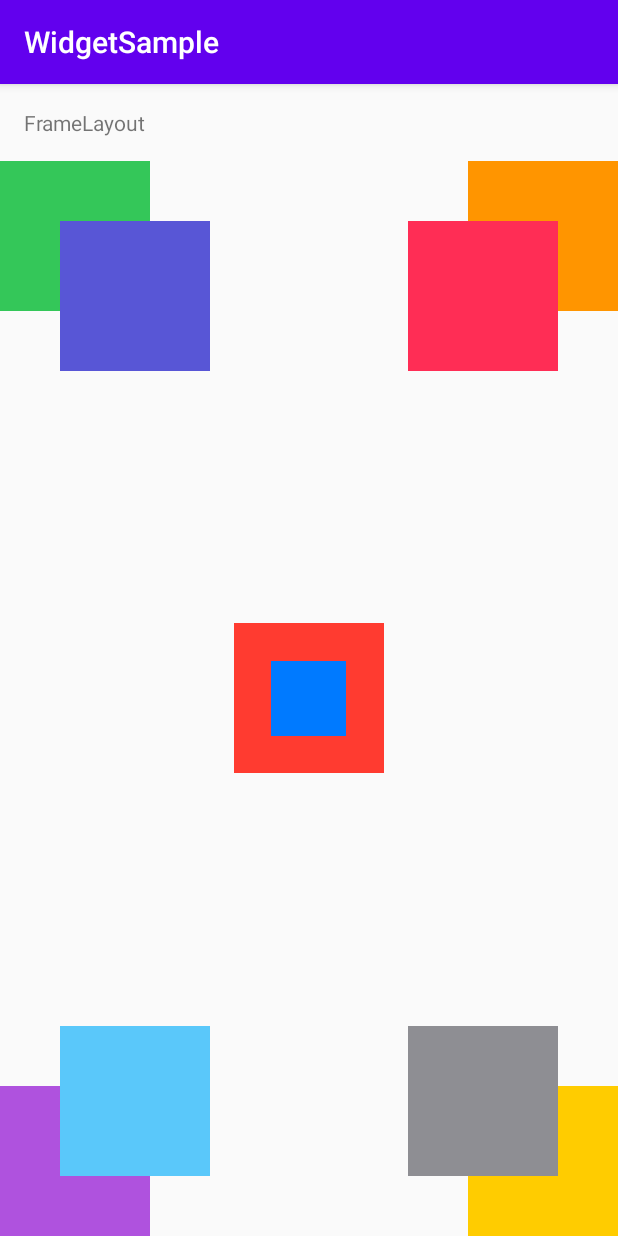
After one commit to adventam10/WidgetSample, an Android app: the FrameLayoutActivity screen opened directly, with no data from a screen before it, on a phone screen of 412 x 824 dp. The commit adds this screen. Run offline under Robolectric (Android 15) with nearby library versions, the phone set to English and light mode, and no system bars.

Commit message:
Add FrameLayout

```diff
--- a/WidgetSample/app/src/main/AndroidManifest.xml
+++ b/WidgetSample/app/src/main/AndroidManifest.xml
@@ -11,7 +11,8 @@
         android:roundIcon="@mipmap/ic_launcher_round"
         android:supportsRtl="true"
         android:theme="@style/AppTheme">
-        <activity android:name=".RelativeLayoutActivity"></activity>
+        <activity android:name=".FrameLayoutActivity"></activity>
+        <activity android:name=".RelativeLayoutActivity" />
         <activity android:name=".LinearLayoutActivity" />
         <activity android:name=".GridViewActivity" />
         <activity android:name=".ViewPagerActivity" />
--- /dev/null
+++ b/WidgetSample/app/src/main/java/com/example/widgetsample/FrameLayoutActivity.kt
@@ -0,0 +1,12 @@
+package com.example.widgetsample
+
+import androidx.appcompat.app.AppCompatActivity
+import android.os.Bundle
+
+class FrameLayoutActivity : AppCompatActivity() {
+
+    override fun onCreate(savedInstanceState: Bundle?) {
+        super.onCreate(savedInstanceState)
+        setContentView(R.layout.activity_frame_layout)
+    }
+}
--- a/WidgetSample/app/src/main/java/com/example/widgetsample/MainActivity.kt
+++ b/WidgetSample/app/src/main/java/com/example/widgetsample/MainActivity.kt
@@ -19,7 +19,7 @@ class MainActivity : AppCompatActivity() {
         val listView = findViewById<ListView>(R.id.list)
         val list = listOf("Texts", "EditTexts", "Buttons", "WebView", "VideoView", "CalendarView",
             "Widgets", "ContainerSpecialTags", "Containers", "RecyclerView", "ViewPager", "GridView",
-            "LinearLayout", "RelativeLayout")
+            "LinearLayout", "RelativeLayout", "FrameLayout")
         val adapter = ArrayAdapter(this, android.R.layout.simple_list_item_1, list)
         listView.adapter = adapter
 
@@ -40,6 +40,7 @@ class MainActivity : AppCompatActivity() {
                 Menu.GridView -> Intent(this, GridViewActivity::class.java)
                 Menu.LinearLayout -> Intent(this, LinearLayoutActivity::class.java)
                 Menu.RelativeLayout -> Intent(this, RelativeLayoutActivity::class.java)
+                Menu.FrameLayout -> Intent(this, FrameLayoutActivity::class.java)
             }
 
             startActivity(intent)
@@ -50,5 +51,5 @@ class MainActivity : AppCompatActivity() {
 enum class Menu {
     Texts, EditTexts, Buttons, WebView, VideoView, CalendarView, Widgets,
     ContainerSpecialTags, Containers, RecyclerView, ViewPager, GridView,
-    LinearLayout, RelativeLayout;
+    LinearLayout, RelativeLayout, FrameLayout;
 }
--- /dev/null
+++ b/WidgetSample/app/src/main/res/layout/activity_frame_layout.xml
@@ -0,0 +1,94 @@
+<?xml version="1.0" encoding="utf-8"?>
+<androidx.constraintlayout.widget.ConstraintLayout xmlns:android="http://schemas.android.com/apk/res/android"
+    xmlns:app="http://schemas.android.com/apk/res-auto"
+    xmlns:tools="http://schemas.android.com/tools"
+    android:layout_width="match_parent"
+    android:layout_height="match_parent"
+    tools:context=".FrameLayoutActivity">
+
+    <LinearLayout
+        android:layout_width="match_parent"
+        android:layout_height="match_parent"
+        android:orientation="vertical">
+
+        <TextView
+            android:layout_width="match_parent"
+            android:layout_height="wrap_content"
+            android:layout_margin="16dp"
+            android:text="FrameLayout" />
+
+        <FrameLayout
+            android:layout_width="match_parent"
+            android:layout_height="match_parent"
+            android:layout_weight="1">
+
+            <View
+                android:layout_width="100dp"
+                android:layout_height="100dp"
+                android:layout_gravity="top|start"
+                android:background="#34c759"/>
+            <View
+                android:layout_width="100dp"
+                android:layout_height="100dp"
+                android:layout_gravity="top|start"
+                android:layout_marginStart="40dp"
+                android:layout_marginTop="40dp"
+                android:background="#5856d6"/>
+
+            <View
+                android:layout_width="100dp"
+                android:layout_height="100dp"
+                android:layout_gravity="top|end"
+                android:background="#ff9500"/>
+
+            <View
+                android:layout_width="100dp"
+                android:layout_height="100dp"
+                android:layout_gravity="top|end"
+                android:layout_marginEnd="40dp"
+                android:layout_marginTop="40dp"
+                android:background="#ff2d55"/>
+
+            <View
+                android:layout_width="100dp"
+                android:layout_height="100dp"
+                android:layout_gravity="center"
+                android:background="#ff3b30"/>
+
+            <View
+                android:layout_width="50dp"
+                android:layout_height="50dp"
+                android:layout_gravity="center"
+                android:background="#007aff"/>
+
+            <View
+                android:layout_width="100dp"
+                android:layout_height="100dp"
+                android:layout_gravity="bottom|start"
+                android:background="#af52de"/>
+
+            <View
+                android:layout_width="100dp"
+                android:layout_height="100dp"
+                android:layout_gravity="bottom|start"
+                android:layout_marginStart="40dp"
+                android:layout_marginBottom="40dp"
+                android:background="#5ac8fa"/>
+
+            <View
+                android:layout_width="100dp"
+                android:layout_height="100dp"
+                android:layout_gravity="bottom|end"
+                android:background="#ffcc00"/>
+
+            <View
+                android:layout_width="100dp"
+                android:layout_height="100dp"
+                android:layout_gravity="bottom|end"
+                android:layout_marginEnd="40dp"
+                android:layout_marginBottom="40dp"
+                android:background="#8e8e93"/>
+        </FrameLayout>
+    </LinearLayout>>
+
+</androidx.constraintlayout.widget.ConstraintLayout>
```
